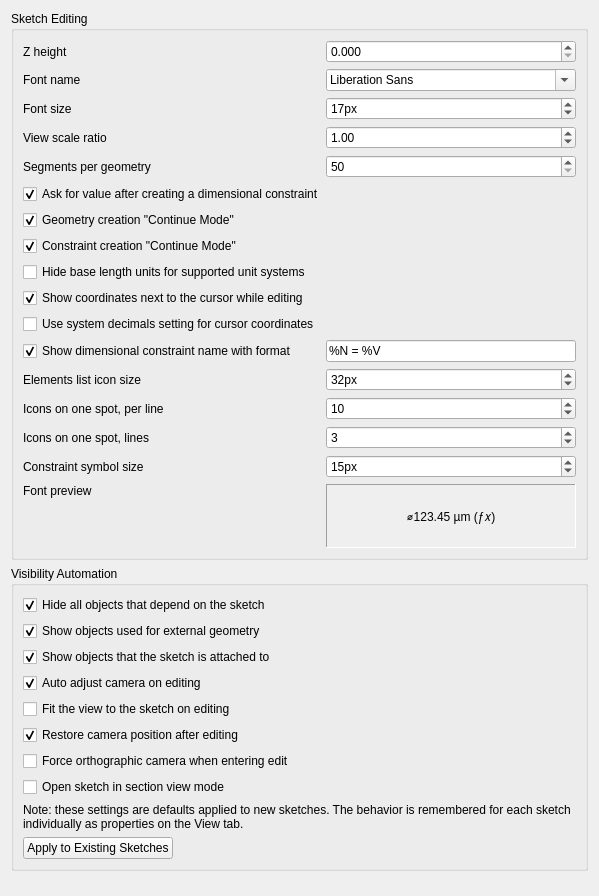
This is src/Mod/Sketcher/Gui/SketcherSettingsDisplay.ui in realthunder/FreeCAD as Qt 5 draws it before an edit. The edited form follows.
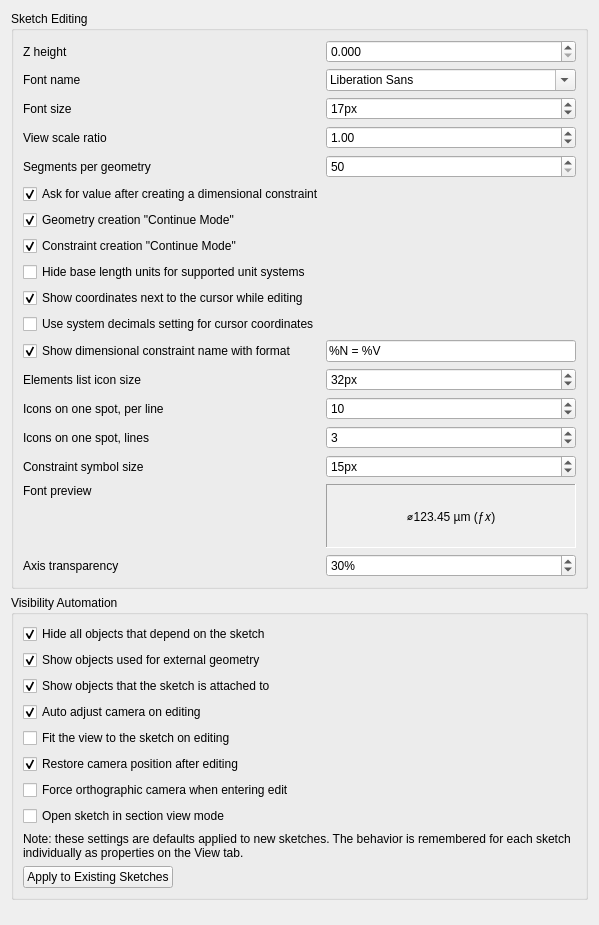
This is the edited form. Custom widgets are drawn as their Qt base class.

Commit message:
Sketcher: the axes are partly transparent
Upstream cda241dbd0: Mod/Sketcher/General/AxisTransparency, 30 percent by
default, and its spin box on the Display page.

The other half does not apply here. Upstream draws the axes a second time
with the depth test reversed, at a second transparency, so that they show
through a solid in front of the sketch plane; here the edit graph is an
overlay drawn over the model, and nothing in front hides them.

Claude-Session: https://claude.ai/code/session_013Xdt66rRfQX8ZpW8UDYuLG

What changed in the file:
```diff
--- a/src/Mod/Sketcher/Gui/SketcherSettingsDisplay.ui
+++ b/src/Mod/Sketcher/Gui/SketcherSettingsDisplay.ui
@@ -472,6 +472,44 @@
         </property>
        </widget>
       </item>
+      <item row="18" column="0">
+       <widget class="QLabel" name="label_axisTransparency">
+        <property name="text">
+         <string>Axis transparency</string>
+        </property>
+        <property name="buddy">
+         <cstring>axisTransparency</cstring>
+        </property>
+       </widget>
+      </item>
+      <item row="18" column="1">
+       <widget class="Gui::PrefSpinBox" name="axisTransparency">
+        <property name="toolTip">
+         <string>Transparency of visible axes.</string>
+        </property>
+        <property name="suffix">
+         <string notr="true">%</string>
+        </property>
+        <property name="minimum">
+         <number>0</number>
+        </property>
+        <property name="maximum">
+         <number>100</number>
+        </property>
+        <property name="value">
+         <number>30</number>
+        </property>
+        <property name="singleStep">
+         <number>10</number>
+        </property>
+        <property name="prefEntry" stdset="0">
+         <cstring>AxisTransparency</cstring>
+        </property>
+        <property name="prefPath" stdset="0">
+         <cstring>Mod/Sketcher/General</cstring>
+        </property>
+       </widget>
+      </item>
       <item row="1" column="0">
        <widget class="QLabel" name="label_5">
         <property name="text">
```
The commit also changes 2 other files.
